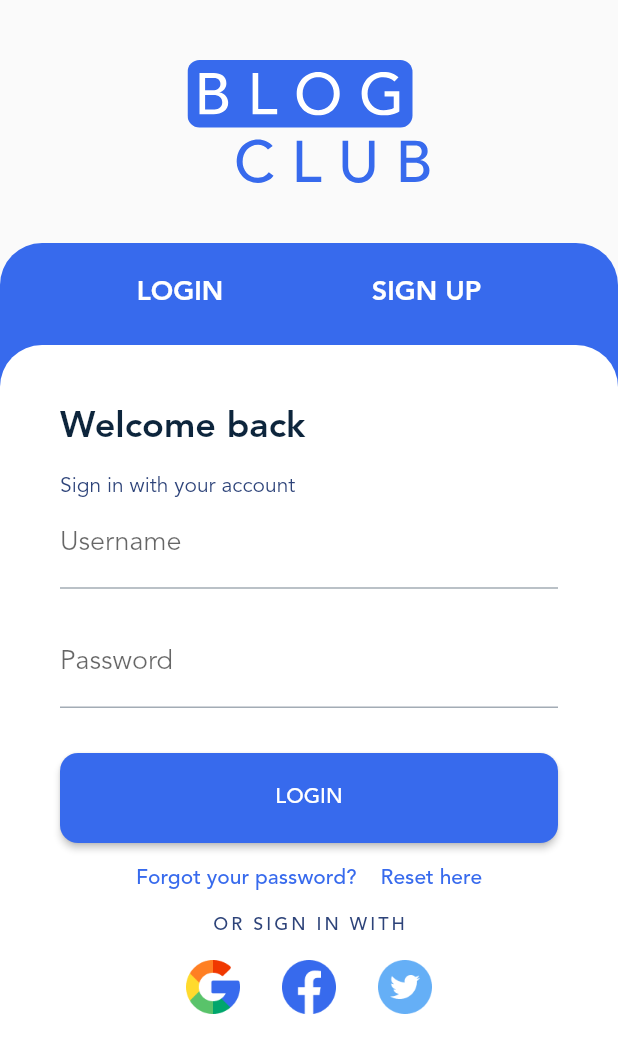
After one commit to peymansf2000/blog_club_UI, a Flutter app: the AuthScreen screen opened directly, on a phone screen of 412 x 824 dp. The commit adds this screen. Shown: the top 1053 px of the screen. Run offline on Flutter 3.47's test engine with Material 2 defaults, Android fonts, the phone set to English and light mode, and no system bars; our stand-ins replace carousel_slider, flutter_svg, gradient_borders, smooth_page_indicator.

Commit message:
add AuthScreen

```diff
--- /dev/null
+++ b/lib/auth.dart
@@ -0,0 +1,164 @@
+import 'package:flutter/material.dart';
+import 'package:flutter_svg/flutter_svg.dart';
+
+class AuthScreen extends StatelessWidget {
+  const AuthScreen({Key? key}) : super(key: key);
+  @override
+  Widget build(BuildContext context) {
+    final tabTextStyle = TextStyle(
+        color: Theme.of(context).colorScheme.onPrimary,
+        fontSize: 18,
+        fontWeight: FontWeight.bold);
+
+    return Scaffold(
+      body: SafeArea(
+        child: Column(
+          children: [
+            Padding(
+              padding: const EdgeInsets.all(40),
+              child: SvgPicture.asset('assets/img/icons/LOGO.svg'),
+            ),
+            Expanded(
+                child: Container(
+              decoration: BoxDecoration(
+                  color: Theme.of(context).colorScheme.primary,
+                  borderRadius: const BorderRadius.only(
+                      topLeft: Radius.circular(28),
+                      topRight: Radius.circular(28))),
+              child: Column(
+                children: [
+                  Padding(
+                    padding: EdgeInsets.fromLTRB(0, 10, 0, 10),
+                    child: Row(
+                        mainAxisAlignment: MainAxisAlignment.spaceEvenly,
+                        children: [
+                          TextButton(
+                              onPressed: () {},
+                              child: Text('Login'.toUpperCase(),
+                                  style:
+                                      tabTextStyle.apply(color: Colors.white))),
+                          TextButton(
+                              onPressed: () {},
+                              child: Text('Sign Up'.toUpperCase(),
+                                  style:
+                                      tabTextStyle.apply(color: Colors.white))),
+                        ]),
+                  ),
+                  Expanded(
+                    child: Container(
+                      decoration: BoxDecoration(
+                          color: Theme.of(context).colorScheme.onPrimary,
+                          borderRadius: const BorderRadius.only(
+                              topLeft: Radius.circular(28),
+                              topRight: Radius.circular(28))),
+                      child: SingleChildScrollView(
+                        child: Padding(
+                          padding: const EdgeInsets.all(40),
+                          child: Column(
+                              crossAxisAlignment: CrossAxisAlignment.start,
+                              children: [
+                                Text(
+                                  'Welcome back',
+                                  style: Theme.of(context).textTheme.titleLarge,
+                                ),
+                                const SizedBox(
+                                  height: 17,
+                                ),
+                                Text(
+                                  'Sign in with your account',
+                                  style: Theme.of(context)
+                                      .textTheme
+                                      .titleMedium
+                                      ?.copyWith(fontSize: 14),
+                                ),
+                                const TextField(
+                                  decoration:
+                                      InputDecoration(label: Text('Username')),
+                                ),
+                                SizedBox(
+                                  height: 20,
+                                ),
+                                const TextField(
+                                  obscureText: true,
+                                  enableSuggestions: false,
+                                  autocorrect: false,
+                                  decoration: InputDecoration(
+                                      label: Text(
+                                    'Password',
+                                  )),
+                                ),
+                                SizedBox(
+                                  height: 30,
+                                ),
+                                ElevatedButton(
+                                    style: ButtonStyle(
+                                        shape: MaterialStateProperty.all(
+                                            RoundedRectangleBorder(
+                                                borderRadius:
+                                                    BorderRadius.circular(12))),
+                                        minimumSize: MaterialStateProperty.all(
+                                            Size(
+                                                MediaQuery.of(context)
+                                                    .size
+                                                    .width,
+                                                60))),
+                                    onPressed: () {},
+                                    child: Text('Login'.toUpperCase())),
+                                Row(
+                                  mainAxisAlignment: MainAxisAlignment.center,
+                                  children: [
+                                    TextButton(
+                                        onPressed: () {},
+                                        child: Text('Forgot your password?')),
+                                    TextButton(
+                                        onPressed: () {},
+                                        child: Text('Reset here'))
+                                  ],
+                                ),
+                                Center(
+                                  child: Text(
+                                    'OR SIGN IN WITH',
+                                    style: Theme.of(context)
+                                        .textTheme
+                                        .bodySmall
+                                        ?.copyWith(letterSpacing: 2),
+                                  ),
+                                ),
+                                SizedBox(
+                                  height: 16,
+                                ),
+                                Row(
+                                    mainAxisAlignment: MainAxisAlignment.center,
+                                    children: [
+                                      Image.asset('assets/img/icons/Google.png',
+                                          width: 36, height: 36),
+                                      SizedBox(
+                                        width: 28,
+                                      ),
+                                      Image.asset(
+                                          'assets/img/icons/Facebook.png',
+                                          width: 36,
+                                          height: 36),
+                                      SizedBox(
+                                        width: 28,
+                                      ),
+                                      Image.asset(
+                                        'assets/img/icons/Twitter.png',
+                                        width: 36,
+                                        height: 36,
+                                      )
+                                    ]),
+                              ]),
+                        ),
+                      ),
+                    ),
+                  )
+                ],
+              ),
+            ))
+          ],
+        ),
+      ),
+    );
+  }
+}
--- a/lib/main.dart
+++ b/lib/main.dart
@@ -1,3 +1,4 @@
+import 'package:blog_club/auth.dart';
 import 'package:blog_club/splash.dart';
 import 'package:flutter/material.dart';
 // import 'package:blog_club/onboarding.dart';
--- a/lib/onboarding.dart
+++ b/lib/onboarding.dart
@@ -1,3 +1,4 @@
+import 'package:blog_club/auth.dart';
 import 'package:blog_club/data.dart';
 import 'package:blog_club/home.dart';
 import 'package:flutter/cupertino.dart';
@@ -79,7 +80,7 @@ class _OnBoardingScreenState extends State<OnBoardingScreen> {
                             page == items.length - 1
                                 ? Navigator.of(context)
                                     .pushReplacement(MaterialPageRoute(
-                                    builder: (context) => const HomeScreen(),
+                                    builder: (context) => const AuthScreen(),
                                   ))
                                 : pageController.nextPage(
                                     duration: const Duration(milliseconds: 200),
```
